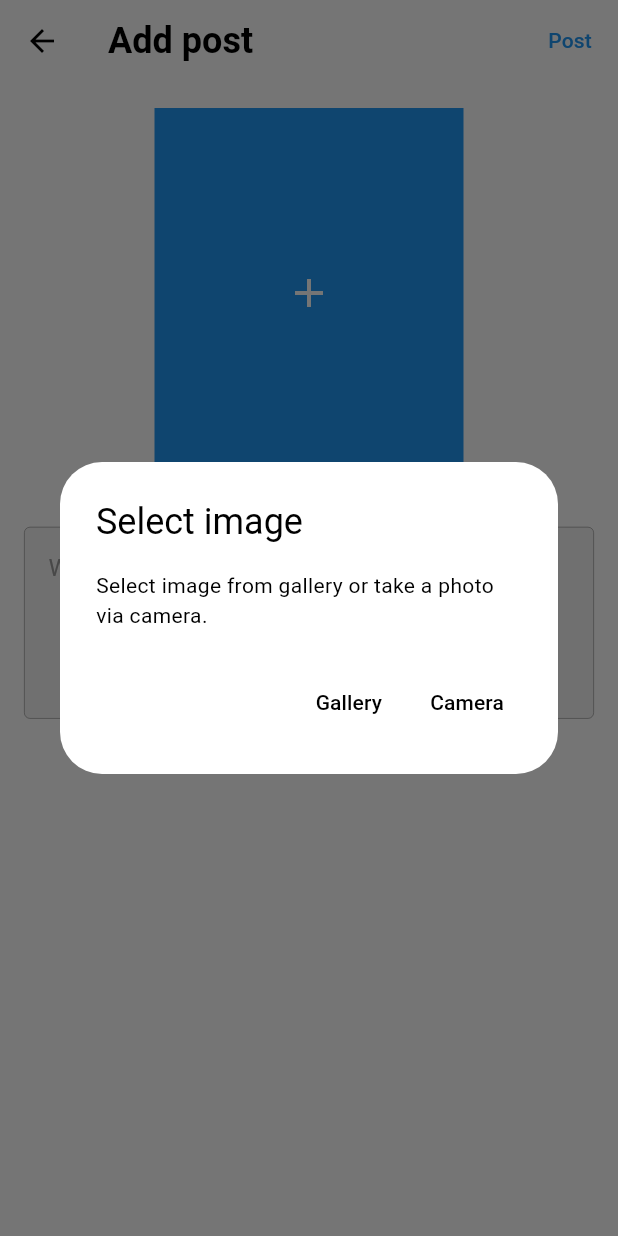
After one commit to py10a/instagram_clone_flutter, a Flutter app: the AddPostScreen screen opened directly, after a tap on the "add" icon, on a phone screen of 412 x 824 dp. The commit adds this screen. Run offline on Flutter 3.47's test engine with Material 3 defaults, Android fonts, the phone set to English and light mode, and no system bars; our stand-ins replace cloud_firestore, firebase_auth, firebase_core, firebase_storage, flutter_svg, image_picker; accounts and stored records are empty; generated files the repository leaves out were written again.

Commit message:
Refactor (see commit details). - Update dependencies - Configure Firebase Storage & Firestore for pushing data.  - Create 'Post' UI screen and elements.  - Implement logic of posting. (WIP: the Post Card to view Post in User's Feed)
Signed-off-by: Andriy Pylo <py10.dev@gmail.com>

```diff
--- a/lib/main.dart
+++ b/lib/main.dart
@@ -3,7 +3,7 @@ import 'package:firebase_core/firebase_core.dart';
 import 'package:flutter/material.dart';
 import 'package:instagram_clone_flutter/presentation/screens/screens.dart';
 import 'package:instagram_clone_flutter/providers/user_provider.dart';
-import 'package:instagram_clone_flutter/responsivnes/responsive_layout_screen.dart';
+import 'package:instagram_clone_flutter/responsive/responsive_layout_screen.dart';
 import 'package:instagram_clone_flutter/utils/themes.dart';
 import 'package:provider/provider.dart';
 
--- /dev/null
+++ b/lib/presentation/screens/add_post_screen.dart
@@ -0,0 +1,162 @@
+import 'dart:typed_data';
+
+import 'package:firebase_auth/firebase_auth.dart';
+import 'package:flutter/material.dart';
+import 'package:image_picker/image_picker.dart';
+import 'package:instagram_clone_flutter/presentation/screens/screens.dart';
+import 'package:instagram_clone_flutter/repository/posts/firebase_post_methods.dart';
+import 'package:instagram_clone_flutter/responsive/responsive_layout_screen.dart';
+import 'package:instagram_clone_flutter/utils/utils.dart';
+
+class AddPostScreen extends StatefulWidget {
+  const AddPostScreen({
+    super.key,
+  });
+
+  @override
+  State<AddPostScreen> createState() => _AddPostScreenState();
+}
+
+class _AddPostScreenState extends State<AddPostScreen> {
+  final _firebasePostMethods = FirebasePostMethods.instance;
+  final _firebaseAuth = FirebaseAuth.instance;
+  final _descriptionController = TextEditingController();
+  Uint8List? _image;
+  bool _isUploading = false;
+
+  Future<void> postImage(BuildContext context) async {
+    if (_image == null) {
+      showSnackBar(
+        'Please select an image',
+        context: context,
+        isError: true,
+      );
+      return;
+    }
+    setState(() {
+      _isUploading = true;
+    });
+    final pathToPost = await _firebasePostMethods.createPost(
+      uid: _firebaseAuth.currentUser!.uid,
+      avatarUrl: _firebaseAuth.currentUser!.photoURL!,
+      username: _firebaseAuth.currentUser!.displayName!,
+      description: _descriptionController.text,
+      postImage: _image!,
+    );
+    setState(() {
+      _isUploading = false;
+    });
+    if (context.mounted) {
+      showSnackBar('Post created successfully', context: context);
+      Navigator.of(context).pushReplacement(
+        MaterialPageRoute(
+          builder: (context) => ResponsiveLayoutScreen(
+            child: const HomeScreen(),
+          ),
+        ),
+      );
+    }
+  }
+
+  Future<void> _selectImage(BuildContext context) async {
+    await showDialog(
+        context: context,
+        builder: (context) {
+          return AlertDialog(
+            title: const Text('Select image'),
+            content: const Text(
+                'Select image from gallery or take a photo via camera.'),
+            actions: [
+              TextButton(
+                onPressed: () async {
+                  Navigator.of(context).pop();
+                  final chosenImage = await pickImage(ImageSource.gallery);
+                  setState(() {
+                    _image = chosenImage;
+                  });
+                },
+                child: const Text('Gallery'),
+              ),
+              TextButton(
+                onPressed: () async {
+                  Navigator.of(context).pop();
+                  final chosenImage = await pickImage(ImageSource.camera);
+                  setState(() {
+                    _image = chosenImage;
+                  });
+                },
+                child: const Text('Camera'),
+              ),
+            ],
+          );
+        });
+  }
+
+  @override
+  Widget build(BuildContext context) {
+    return Scaffold(
+      appBar: AppBar(
+        centerTitle: false,
+        bottom: PreferredSize(
+          preferredSize: const Size.fromHeight(0.0),
+          child: _isUploading ? LinearProgressIndicator() : SizedBox(height: 2),
+        ),
+        title: Text(
+          'Add post',
+          style: Theme.of(context)
+              .textTheme
+              .headlineSmall!
+              .copyWith(fontWeight: FontWeight.bold),
+        ),
+        actions: [
+          TextButton(
+              onPressed: () async => await postImage(context),
+              style: TextButton.styleFrom(
+                  foregroundColor:
+                      Theme.of(context).colorScheme.primaryContainer),
+              child: const Text('Post')),
+        ],
+      ),
+      body: SingleChildScrollView(
+        padding: const EdgeInsets.all(16.0),
+        child: Column(
+          mainAxisAlignment: MainAxisAlignment.start,
+          children: [
+            SizedBox(
+              width: MediaQuery.of(context).size.width * 0.5,
+              height: MediaQuery.of(context).size.height * 0.3,
+              child: GestureDetector(
+                onTap: () => _selectImage(context),
+                child: AspectRatio(
+                  aspectRatio: 3 / 4,
+                  child: _image == null
+                      ? Container(
+                          color: Theme.of(context).colorScheme.primaryContainer,
+                          child: Icon(
+                            Icons.add,
+                            size: 32,
+                            color: Theme.of(context).colorScheme.onPrimary,
+                          ),
+                        )
+                      : Image.memory(_image!),
+                ),
+              ),
+            ),
+            const SizedBox(height: 32),
+            SizedBox(
+              child: TextField(
+                controller: _descriptionController,
+                minLines: 4,
+                maxLines: 4,
+                decoration: const InputDecoration(
+                  hintText: 'Write a caption...',
+                  border: InputBorder.none,
+                ),
+              ),
+            ),
+          ],
+        ),
+      ),
+    );
+  }
+}
--- a/lib/presentation/widgets/text_field_input/password_text_field_input.dart
+++ b/lib/presentation/widgets/text_field_input/password_text_field_input.dart
@@ -10,7 +10,7 @@ class PasswordTextFieldInput extends StatefulWidget {
   final TextEditingController controller;
 
   @override
-  _PasswordTextFieldInputState createState() => _PasswordTextFieldInputState();
+  State<PasswordTextFieldInput> createState() => _PasswordTextFieldInputState();
 }
 
 class _PasswordTextFieldInputState extends State<PasswordTextFieldInput> {
--- a/lib/providers/user_provider.dart
+++ b/lib/providers/user_provider.dart
@@ -3,8 +3,8 @@ import 'package:instagram_clone_flutter/repository/auth/firebase_auth_methods.da
 import 'package:instagram_clone_flutter/repository/models/user.dart';
 
 class UserProvider with ChangeNotifier {
+  final _firebaseAuthMethods = FirebaseAuthMethods.instance;
   User? _user;
-  final FirebaseAuthMethods _firebaseAuthMethods = FirebaseAuthMethods();
 
   User? get user => _user;
 
--- a/lib/repository/auth/firebase_auth_methods.dart
+++ b/lib/repository/auth/firebase_auth_methods.dart
@@ -8,6 +8,10 @@ import 'package:instagram_clone_flutter/repository/storage/firebase_storage_meth
 import 'auth_methods.dart';
 
 class FirebaseAuthMethods implements AuthMethods {
+  FirebaseAuthMethods._();
+  static final instance = FirebaseAuthMethods._();
+  factory FirebaseAuthMethods() => instance;
+
   final FirebaseAuth _auth = FirebaseAuth.instance;
   final FirebaseFirestore _firestore = FirebaseFirestore.instance;
 
@@ -62,10 +66,14 @@ class FirebaseAuthMethods implements AuthMethods {
           password.isNotEmpty &&
           image.isNotEmpty;
       if (validated) {
-        UserCredential credentials = await _auth.createUserWithEmailAndPassword(
-            email: email, password: password);
-        String imageUrl = await FirebaseStorageMethods().uploadFile(
-            path: 'images/avatars/${credentials.user!.uid}', file: image);
+        final credentials = await _auth.createUserWithEmailAndPassword(
+          email: email,
+          password: password,
+        );
+        final imageUrl = await FirebaseStorageMethods.instance.uploadFile(
+          path: 'images/avatars/${credentials.user!.uid}',
+          file: image,
+        );
         model.User user = model.User(
           uid: _auth.currentUser!.uid,
           email: email,
@@ -78,6 +86,9 @@ class FirebaseAuthMethods implements AuthMethods {
             .collection('users')
             .doc(credentials.user!.uid)
             .set(user.toJson());
+        _auth.currentUser!.updateDisplayName(username);
+        _auth.currentUser!.updatePhotoURL(imageUrl);
+        _auth.currentUser!.reload();
         return 'success';
       } else {
         return ('Please fill in all fields');
--- /dev/null
+++ b/lib/repository/models/post.dart
@@ -0,0 +1,45 @@
+import 'package:json_annotation/json_annotation.dart';
+
+part 'post.g.dart';
+
+@JsonSerializable(createFactory: true, createToJson: true)
+class Post {
+  @JsonKey(name: 'uid')
+  final String uid;
+
+  @JsonKey(name: 'postId')
+  final String postId;
+
+  @JsonKey(name: 'postUrl')
+  final String postUrl;
+
+  @JsonKey(name: 'avatarUrl')
+  final String avatarUrl;
+
+  @JsonKey(name: 'username')
+  final String username;
+
+  @JsonKey(name: 'description')
+  final String description;
+
+  @JsonKey(name: 'likes')
+  final List likes;
+
+  @JsonKey(name: 'datePublished')
+  final DateTime datePublished;
+
+  const Post({
+    required this.uid,
+    required this.postId,
+    required this.postUrl,
+    required this.avatarUrl,
+    required this.username,
+    required this.description,
+    required this.likes,
+    required this.datePublished,
+  });
+
+  factory Post.fromJson(Map<String, dynamic> json) => _$PostFromJson(json);
+
+  Map<String, dynamic> toJson() => _$PostToJson(this);
+}
--- a/lib/repository/storage/firebase_storage_methods.dart
+++ b/lib/repository/storage/firebase_storage_methods.dart
@@ -4,6 +4,10 @@ import 'package:firebase_storage/firebase_storage.dart';
 import 'package:instagram_clone_flutter/repository/storage/storage_methods.dart';
 
 class FirebaseStorageMethods implements StorageMethods {
+  FirebaseStorageMethods._();
+  static final instance = FirebaseStorageMethods._();
+  factory FirebaseStorageMethods() => instance;
+
   final FirebaseStorage _storage = FirebaseStorage.instance;
 
   @override
--- a/lib/responsivnes/desktop_layout_screen_scaffold.dart
+++ b/lib/responsive/desktop_layout_screen_scaffold.dart
@@ -1,4 +1,4 @@
-import 'package:instagram_clone_flutter/responsivnes/base_layout_screen_scaffold.dart';
+import 'package:instagram_clone_flutter/responsive/base_layout_screen_scaffold.dart';
 
 class DesktopLayoutScreenScaffold extends BaseLayoutScreenScaffold {
   const DesktopLayoutScreenScaffold({
@@ -7,7 +7,7 @@ class DesktopLayoutScreenScaffold extends BaseLayoutScreenScaffold {
   });
 
   @override
-  _DesktopLayoutScreenScaffoldState createState() =>
+  BaseLayoutScreenScaffoldState createState() =>
       _DesktopLayoutScreenScaffoldState();
 }
 
--- a/lib/responsivnes/responsive_layout_screen.dart
+++ b/lib/responsive/responsive_layout_screen.dart
@@ -1,8 +1,8 @@
 import 'package:flutter/material.dart';
 import 'package:instagram_clone_flutter/providers/user_provider.dart';
-import 'package:instagram_clone_flutter/responsivnes/desktop_layout_screen_scaffold.dart';
-import 'package:instagram_clone_flutter/responsivnes/mobile_layout_screen_scaffold.dart';
-import 'package:instagram_clone_flutter/responsivnes/web_layout_screen_scaffold.dart';
+import 'package:instagram_clone_flutter/responsive/desktop_layout_screen_scaffold.dart';
+import 'package:instagram_clone_flutter/responsive/mobile_layout_screen_scaffold.dart';
+import 'package:instagram_clone_flutter/responsive/web_layout_screen_scaffold.dart';
 import 'package:provider/provider.dart';
 
 import '../utils/dimensions.dart';
--- a/lib/responsivnes/web_layout_screen_scaffold.dart
+++ b/lib/responsive/web_layout_screen_scaffold.dart
@@ -1,4 +1,4 @@
-import 'package:instagram_clone_flutter/responsivnes/base_layout_screen_scaffold.dart';
+import 'package:instagram_clone_flutter/responsive/base_layout_screen_scaffold.dart';
 
 class WebLayoutScreenScaffold extends BaseLayoutScreenScaffold {
   const WebLayoutScreenScaffold({
--- a/pubspec.yaml
+++ b/pubspec.yaml
@@ -20,13 +20,14 @@ dependencies:
   image_picker: ^1.1.2
   provider: ^6.1.2
   json_annotation: ^4.9.0
+  uuid: ^4.5.1
 
 dev_dependencies:
   flutter_test:
     sdk: flutter
-  flutter_lints: ^4.0.0
+  flutter_lints: ^5.0.0
   json_serializable: ^6.8.0
-  build_runner: ^2.4.12
+  build_runner: ^2.4.13
 
 flutter:
   uses-material-design: true
```
Also changed, not shown: lib/presentation/screens/home_screen.dart (+21 -11 lines), lib/presentation/screens/login_screen.dart (+4 -3 lines), lib/presentation/screens/sign_up_screen.dart (+6 -4 lines), lib/repository/posts/firebase_post_methods.dart (added, +75 -0 lines), lib/repository/posts/post_methods.dart (added, +20 -0 lines), lib/responsive/mobile_layout_screen_scaffold.dart (renamed from lib/responsivnes/mobile_layout_screen_scaffold.dart, +4 -31 lines), lib/utils/global.dart (added, +11 -0 lines), lib/utils/utils.dart (+9 -9 lines), lib/repository/models/post.g.dart (added), lib/responsive/base_layout_screen_scaffold.dart (renamed from lib/responsivnes/base_layout_screen_scaffold.dart), pubspec.lock, 49 other files.
